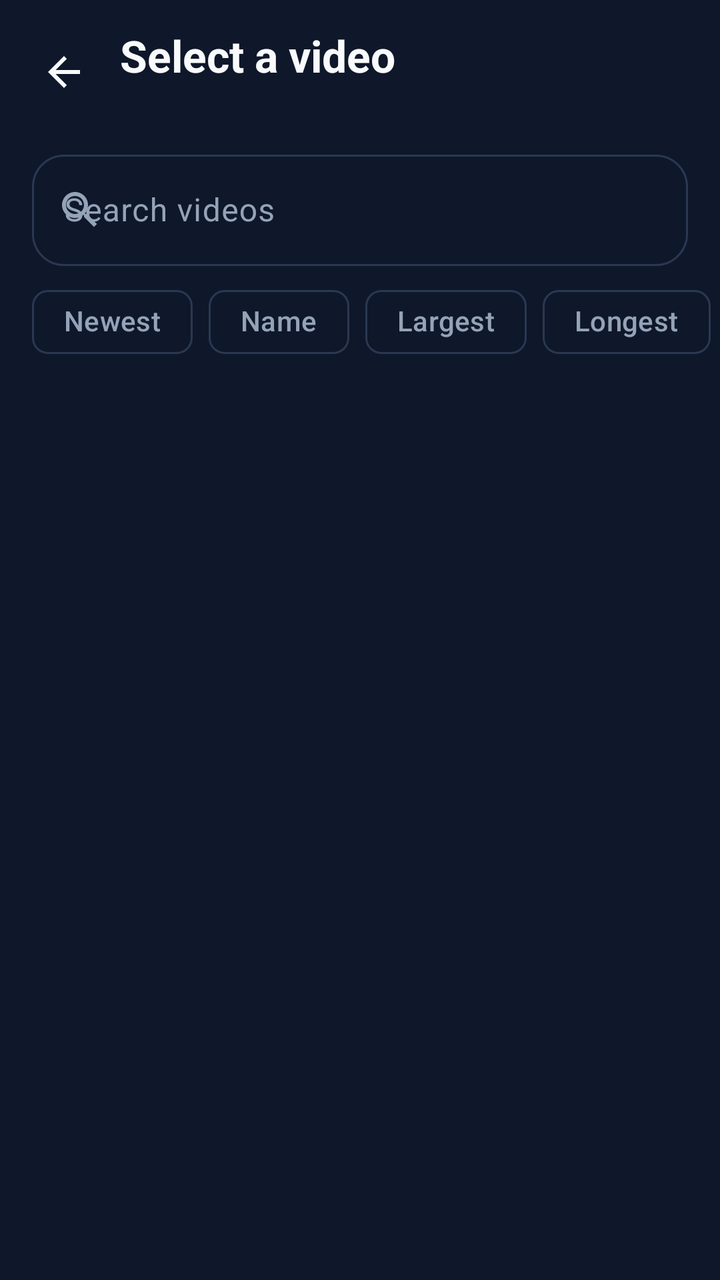
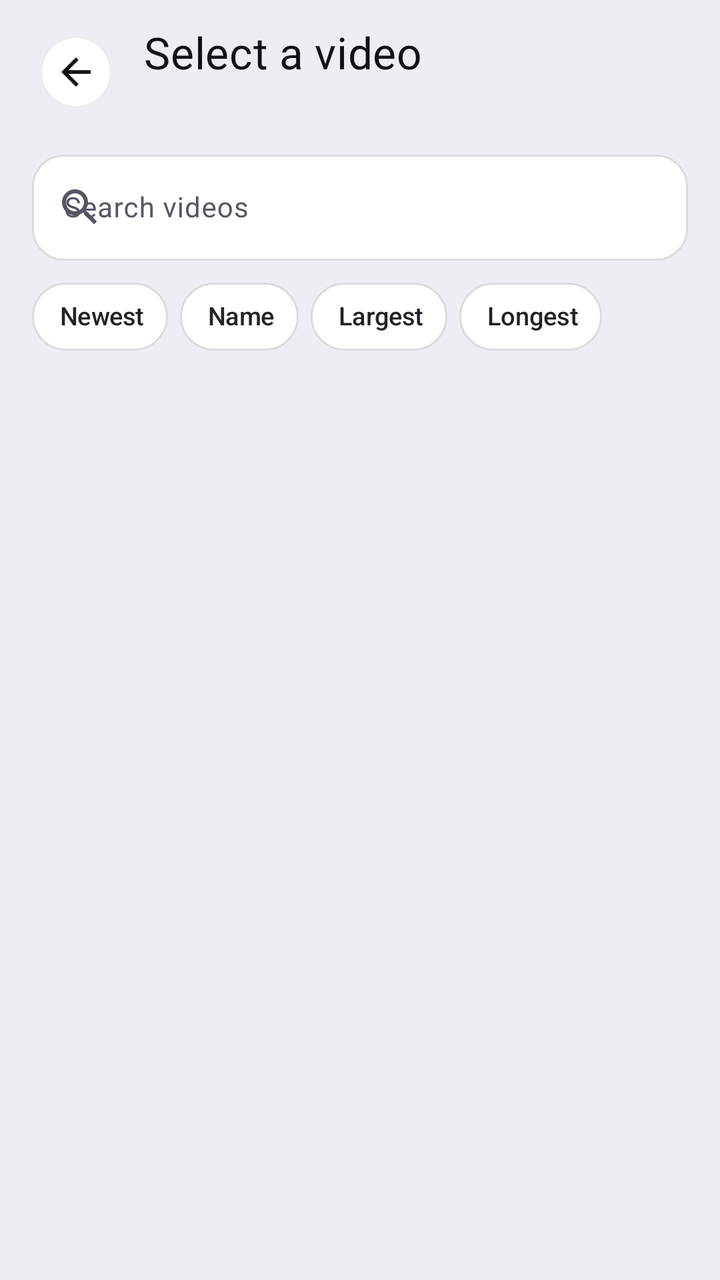

The first picture is an Android layout as it rendered before a commit; the second is the same layout after the commit. The layout source and the unified diff follow.
<!-- AndroidManifest.xml: application theme Theme.SDR2HDR -->
<!-- res/layout/activity_video_list.xml -->
<?xml version="1.0" encoding="utf-8"?>
<LinearLayout xmlns:android="http://schemas.android.com/apk/res/android"
    xmlns:app="http://schemas.android.com/apk/res-auto"
    android:layout_width="match_parent"
    android:layout_height="match_parent"
    android:background="@color/bg_dark"
    android:orientation="vertical">

    
    <LinearLayout
        android:layout_width="match_parent"
        android:layout_height="wrap_content"
        android:gravity="center_vertical"
        android:orientation="horizontal"
        android:paddingStart="8dp"
        android:paddingTop="12dp"
        android:paddingEnd="20dp"
        android:paddingBottom="4dp">

        <com.google.android.material.button.MaterialButton
            android:id="@+id/btn_back"
            style="@style/Widget.Material3.Button.IconButton"
            android:layout_width="48dp"
            android:layout_height="48dp"
            android:contentDescription="Back"
            app:icon="@drawable/ic_arrow_back"
            app:iconGravity="textStart"
            app:iconPadding="0dp"
            app:iconSize="24dp"
            app:iconTint="@color/white" />

        <LinearLayout
            android:layout_width="0dp"
            android:layout_height="wrap_content"
            android:layout_marginStart="4dp"
            android:layout_weight="1"
            android:orientation="vertical">

            <TextView
                android:id="@+id/text_title"
                android:layout_width="match_parent"
                android:layout_height="wrap_content"
                android:text="Select a video"
                android:textColor="@color/white"
                android:textSize="22sp"
                android:textStyle="bold" />

            <TextView
                android:id="@+id/text_folder_path"
                android:layout_width="match_parent"
                android:layout_height="wrap_content"
                android:ellipsize="middle"
                android:maxLines="1"
                android:textColor="@color/gray"
                android:textSize="12sp" />
        </LinearLayout>
    </LinearLayout>

    
    <com.google.android.material.textfield.TextInputLayout
        style="@style/Widget.Material3.TextInputLayout.OutlinedBox"
        android:layout_width="match_parent"
        android:layout_height="wrap_content"
        android:layout_marginStart="16dp"
        android:layout_marginTop="8dp"
        android:layout_marginEnd="16dp"
        android:hint="Search videos"
        app:boxCornerRadiusBottomEnd="16dp"
        app:boxCornerRadiusBottomStart="16dp"
        app:boxCornerRadiusTopEnd="16dp"
        app:boxCornerRadiusTopStart="16dp"
        app:endIconMode="clear_text"
        app:startIconDrawable="@drawable/ic_search">

        <com.google.android.material.textfield.TextInputEditText
            android:id="@+id/input_search"
            android:layout_width="match_parent"
            android:layout_height="wrap_content"
            android:imeOptions="actionSearch"
            android:inputType="text"
            android:maxLines="1"
            android:textColor="@color/white" />
    </com.google.android.material.textfield.TextInputLayout>

    
    <HorizontalScrollView
        android:layout_width="match_parent"
        android:layout_height="wrap_content"
        android:scrollbars="none">

        <com.google.android.material.chip.ChipGroup
            android:id="@+id/group_sort"
            android:layout_width="wrap_content"
            android:layout_height="wrap_content"
            android:paddingStart="16dp"
            android:paddingTop="4dp"
            android:paddingEnd="16dp"
            app:selectionRequired="true"
            app:singleLine="true"
            app:singleSelection="true">

            <com.google.android.material.chip.Chip
                android:id="@+id/sort_newest"
                style="@style/Widget.Material3.Chip.Filter"
                android:layout_width="wrap_content"
                android:layout_height="wrap_content"
                android:text="Newest" />

            <com.google.android.material.chip.Chip
                android:id="@+id/sort_name"
                style="@style/Widget.Material3.Chip.Filter"
                android:layout_width="wrap_content"
                android:layout_height="wrap_content"
                android:text="Name" />

            <com.google.android.material.chip.Chip
                android:id="@+id/sort_size"
                style="@style/Widget.Material3.Chip.Filter"
                android:layout_width="wrap_content"
                android:layout_height="wrap_content"
                android:text="Largest" />

            <com.google.android.material.chip.Chip
                android:id="@+id/sort_duration"
                style="@style/Widget.Material3.Chip.Filter"
                android:layout_width="wrap_content"
                android:layout_height="wrap_content"
                android:text="Longest" />
        </com.google.android.material.chip.ChipGroup>
    </HorizontalScrollView>

    <TextView
        android:id="@+id/text_count"
        android:layout_width="match_parent"
        android:layout_height="wrap_content"
        android:paddingStart="24dp"
        android:paddingTop="6dp"
        android:paddingEnd="24dp"
        android:paddingBottom="2dp"
        android:textColor="@color/gray"
        android:textSize="12sp" />

    <com.google.android.material.progressindicator.LinearProgressIndicator
        android:id="@+id/load_progress"
        android:layout_width="match_parent"
        android:layout_height="wrap_content"
        android:layout_marginStart="24dp"
        android:layout_marginEnd="24dp"
        android:indeterminate="true"
        android:visibility="gone"
        app:indicatorColor="@color/cyan"
        app:trackColor="@color/outline" />

    <TextView
        android:id="@+id/empty_videos"
        android:layout_width="match_parent"
        android:layout_height="wrap_content"
        android:gravity="center"
        android:padding="32dp"
        android:text="No valid videos found."
        android:textColor="@color/gray"
        android:textSize="14sp"
        android:visibility="gone" />

    <androidx.recyclerview.widget.RecyclerView
        android:id="@+id/recycler_videos"
        android:layout_width="match_parent"
        android:layout_height="0dp"
        android:layout_weight="1"
        android:clipToPadding="false"
        android:paddingStart="16dp"
        android:paddingEnd="16dp"
        android:paddingBottom="16dp" />
</LinearLayout>
<!-- resources referenced by this layout -->
<resources>
  <color name="bg_dark">#0F172A</color>
  <color name="cyan">#38BDF8</color>
  <color name="gray">#94A3B8</color>
  <color name="outline">#2A3852</color>
  <color name="white">#F8FAFC</color>
  <style name="Theme.SDR2HDR" parent="Theme.Material3.Dark.NoActionBar">
          <item name="colorPrimary">@color/cyan</item>
          <item name="colorOnPrimary">@color/bg_dark</item>
          <item name="colorPrimaryContainer">@color/primary_container</item>
          <item name="colorOnPrimaryContainer">@color/cyan_light</item>
          <item name="colorSecondary">@color/yellow</item>
          <item name="colorOnSecondary">@color/bg_dark</item>
          <item name="colorSecondaryContainer">@color/primary_container</item>
          <item name="colorOnSecondaryContainer">@color/cyan_light</item>
          <item name="colorTertiary">@color/green</item>
          <item name="colorError">@color/alert</item>
          <item name="colorErrorContainer">@color/alert_container</item>
          <item name="colorOnErrorContainer">@color/alert_light</item>
          <item name="colorSurface">@color/bg_dark</item>
          <item name="colorOnSurface">@color/white</item>
          <item name="colorSurfaceVariant">@color/bg_panel</item>
          <item name="colorOnSurfaceVariant">@color/gray</item>
          <item name="colorOutline">@color/outline</item>
          <item name="colorOutlineVariant">@color/outline</item>
          <item name="android:windowBackground">@color/bg_dark</item>
          <item name="android:statusBarColor">@color/bg_dark</item>
          <item name="android:navigationBarColor">@color/bg_dark</item>
          <item name="android:textColorHint">@color/gray</item>
      </style>
  <color name="primary_container">#0C4A6E</color>
  <color name="cyan_light">#7DD3FC</color>
  <color name="yellow">#FACC15</color>
  <color name="green">#4ADE80</color>
  <color name="alert">#F43F5E</color>
  <color name="alert_container">#4C1224</color>
  <color name="alert_light">#FDA4AF</color>
  <color name="bg_panel">#1E293B</color>
  <!-- unchanged entries left out for length: 2 -->
</resources>

<!-- the commit's change to res/layout/activity_video_list.xml (unified diff, before → after) -->
@@ -3,7 +3,7 @@
     xmlns:app="http://schemas.android.com/apk/res-auto"
     android:layout_width="match_parent"
     android:layout_height="match_parent"
-    android:background="@color/bg_dark"
+    android:background="@color/bg"
     android:orientation="vertical">
 
     
@@ -12,63 +12,55 @@
         android:layout_height="wrap_content"
         android:gravity="center_vertical"
         android:orientation="horizontal"
-        android:paddingStart="8dp"
-        android:paddingTop="12dp"
+        android:paddingStart="16dp"
+        android:paddingTop="14dp"
         android:paddingEnd="20dp"
-        android:paddingBottom="4dp">
+        android:paddingBottom="6dp">
 
         <com.google.android.material.button.MaterialButton
             android:id="@+id/btn_back"
-            style="@style/Widget.Material3.Button.IconButton"
-            android:layout_width="48dp"
-            android:layout_height="48dp"
+            style="@style/Widget.SDR2HDR.Button.Back"
+            android:layout_width="44dp"
+            android:layout_height="44dp"
             android:contentDescription="Back"
-            app:icon="@drawable/ic_arrow_back"
-            app:iconGravity="textStart"
-            app:iconPadding="0dp"
-            app:iconSize="24dp"
-            app:iconTint="@color/white" />
+            app:icon="@drawable/ic_arrow_back" />
 
         <LinearLayout
             android:layout_width="0dp"
             android:layout_height="wrap_content"
-            android:layout_marginStart="4dp"
+            android:layout_marginStart="12dp"
             android:layout_weight="1"
             android:orientation="vertical">
 
             <TextView
                 android:id="@+id/text_title"
+                style="@style/Text.Display"
                 android:layout_width="match_parent"
                 android:layout_height="wrap_content"
                 android:text="Select a video"
-                android:textColor="@color/white"
-                android:textSize="22sp"
-                android:textStyle="bold" />
+                android:textSize="22sp" />
 
             <TextView
                 android:id="@+id/text_folder_path"
+                style="@style/Text.MonoDim"
                 android:layout_width="match_parent"
                 android:layout_height="wrap_content"
+                android:layout_marginTop="3dp"
                 android:ellipsize="middle"
                 android:maxLines="1"
-                android:textColor="@color/gray"
-                android:textSize="12sp" />
+                android:textSize="11sp" />
         </LinearLayout>
     </LinearLayout>
 
     
     <com.google.android.material.textfield.TextInputLayout
-        style="@style/Widget.Material3.TextInputLayout.OutlinedBox"
+        style="@style/Widget.SDR2HDR.Field"
         android:layout_width="match_parent"
         android:layout_height="wrap_content"
         android:layout_marginStart="16dp"
         android:layout_marginTop="8dp"
         android:layout_marginEnd="16dp"
         android:hint="Search videos"
-        app:boxCornerRadiusBottomEnd="16dp"
-        app:boxCornerRadiusBottomStart="16dp"
-        app:boxCornerRadiusTopEnd="16dp"
-        app:boxCornerRadiusTopStart="16dp"
         app:endIconMode="clear_text"
         app:startIconDrawable="@drawable/ic_search">
 
@@ -79,7 +71,8 @@
             android:imeOptions="actionSearch"
             android:inputType="text"
             android:maxLines="1"
-            android:textColor="@color/white" />
+            android:textColor="@color/text"
+            android:textSize="14sp" />
     </com.google.android.material.textfield.TextInputLayout>
 
     
@@ -95,34 +88,35 @@
             android:paddingStart="16dp"
             android:paddingTop="4dp"
             android:paddingEnd="16dp"
+            app:chipSpacingHorizontal="6dp"
             app:selectionRequired="true"
             app:singleLine="true"
             app:singleSelection="true">
 
             <com.google.android.material.chip.Chip
                 android:id="@+id/sort_newest"
-                style="@style/Widget.Material3.Chip.Filter"
+                style="@style/Widget.SDR2HDR.Pill"
                 android:layout_width="wrap_content"
                 android:layout_height="wrap_content"
                 android:text="Newest" />
 
             <com.google.android.material.chip.Chip
                 android:id="@+id/sort_name"
-                style="@style/Widget.Material3.Chip.Filter"
+                style="@style/Widget.SDR2HDR.Pill"
                 android:layout_width="wrap_content"
                 android:layout_height="wrap_content"
                 android:text="Name" />
 
             <com.google.android.material.chip.Chip
                 android:id="@+id/sort_size"
-                style="@style/Widget.Material3.Chip.Filter"
+                style="@style/Widget.SDR2HDR.Pill"
                 android:layout_width="wrap_content"
                 android:layout_height="wrap_content"
                 android:text="Largest" />
 
             <com.google.android.material.chip.Chip
                 android:id="@+id/sort_duration"
-                style="@style/Widget.Material3.Chip.Filter"
+                style="@style/Widget.SDR2HDR.Pill"
                 android:layout_width="wrap_content"
                 android:layout_height="wrap_content"
                 android:text="Longest" />
@@ -131,14 +125,13 @@
 
     <TextView
         android:id="@+id/text_count"
+        style="@style/Text.Section"
         android:layout_width="match_parent"
         android:layout_height="wrap_content"
         android:paddingStart="24dp"
-        android:paddingTop="6dp"
+        android:paddingTop="10dp"
         android:paddingEnd="24dp"
-        android:paddingBottom="2dp"
-        android:textColor="@color/gray"
-        android:textSize="12sp" />
+        android:paddingBottom="2dp" />
 
     <com.google.android.material.progressindicator.LinearProgressIndicator
         android:id="@+id/load_progress"
@@ -148,8 +141,10 @@
         android:layout_marginEnd="24dp"
         android:indeterminate="true"
         android:visibility="gone"
-        app:indicatorColor="@color/cyan"
-        app:trackColor="@color/outline" />
+        app:indicatorColor="@color/blue"
+        app:trackColor="@color/track_bg"
+        app:trackCornerRadius="2dp"
+        app:trackThickness="4dp" />
 
     <TextView
         android:id="@+id/empty_videos"
@@ -158,8 +153,8 @@
         android:gravity="center"
         android:padding="32dp"
         android:text="No valid videos found."
-        android:textColor="@color/gray"
-        android:textSize="14sp"
+        android:textColor="@color/text_dim"
+        android:textSize="13sp"
         android:visibility="gone" />
 
     <androidx.recyclerview.widget.RecyclerView
<!-- resource entries referenced after the edit -->
@@ -1,42 +1,95 @@
 <!-- resources referenced by this layout -->
 <resources>
-  <color name="bg_dark">#0F172A</color>
-  <color name="cyan">#38BDF8</color>
-  <color name="gray">#94A3B8</color>
-  <color name="outline">#2A3852</color>
-  <color name="white">#F8FAFC</color>
-  <style name="Theme.SDR2HDR" parent="Theme.Material3.Dark.NoActionBar">
-          <item name="colorPrimary">@color/cyan</item>
-          <item name="colorOnPrimary">@color/bg_dark</item>
-          <item name="colorPrimaryContainer">@color/primary_container</item>
-          <item name="colorOnPrimaryContainer">@color/cyan_light</item>
-          <item name="colorSecondary">@color/yellow</item>
-          <item name="colorOnSecondary">@color/bg_dark</item>
-          <item name="colorSecondaryContainer">@color/primary_container</item>
-          <item name="colorOnSecondaryContainer">@color/cyan_light</item>
+  <color name="bg">#ECEEF4</color>
+  <color name="blue">#1C75FD</color>
+  <color name="text">#111116</color>
+  <color name="text_dim">#545763</color>
+  <color name="track_bg">#14000000</color>
+  <style name="Text.Display" parent="">
+          <item name="android:fontFamily">@font/titan_one</item>
+          <item name="android:textColor">@color/text</item>
+          <item name="android:letterSpacing">0.01</item>
+          <item name="android:includeFontPadding">false</item>
+      </style>
+  <style name="Text.MonoDim" parent="">
+          <item name="android:fontFamily">@font/dm_mono_regular</item>
+          <item name="android:textColor">@color/text_dim</item>
+      </style>
+  <style name="Text.Section" parent="">
+          <item name="android:textColor">@color/text_dim</item>
+          <item name="android:textSize">11sp</item>
+          <item name="android:textStyle">bold</item>
+          <item name="android:letterSpacing">0.08</item>
+          <item name="android:textAllCaps">true</item>
+      </style>
+  <style name="Widget.SDR2HDR.Button.Back" parent="Widget.Material3.Button.IconButton">
+          <item name="backgroundTint">@color/surface</item>
+          <item name="cornerRadius">22dp</item>
+          <item name="strokeColor">@color/border</item>
+          <item name="strokeWidth">1dp</item>
+          <item name="iconTint">@color/text</item>
+          <item name="iconGravity">textStart</item>
+          <item name="iconPadding">0dp</item>
+          <item name="iconSize">22dp</item>
+      </style>
+  <style name="Widget.SDR2HDR.Field" parent="Widget.Material3.TextInputLayout.OutlinedBox">
+          <item name="boxStrokeColor">@color/box_stroke</item>
+          <item name="boxBackgroundColor">@color/surface</item>
+          <item name="hintTextColor">@color/blue</item>
+          <item name="startIconTint">@color/text_dim</item>
+          <item name="endIconTint">@color/text_dim</item>
+          <item name="boxCornerRadiusTopStart">16dp</item>
+          <item name="boxCornerRadiusTopEnd">16dp</item>
+          <item name="boxCornerRadiusBottomStart">16dp</item>
+          <item name="boxCornerRadiusBottomEnd">16dp</item>
+      </style>
+  <style name="Widget.SDR2HDR.Pill" parent="Widget.Material3.Chip.Filter">
+          <item name="chipBackgroundColor">@color/pill_bg</item>
+          <item name="chipStrokeColor">@color/pill_stroke</item>
+          <item name="chipStrokeWidth">1dp</item>
+          <item name="chipCornerRadius">25dp</item>
+          <item name="chipMinHeight">34dp</item>
+          <item name="chipStartPadding">6dp</item>
+          <item name="chipEndPadding">6dp</item>
+          <item name="checkedIconVisible">false</item>
+          <item name="android:textSize">12.5sp</item>
+          <item name="android:textColor">@color/pill_text</item>
+          <item name="rippleColor">@color/blue_light</item>
+      </style>
+  <color name="white">#FFFFFF</color>
+  <style name="Theme.SDR2HDR" parent="Theme.Material3.DayNight.NoActionBar">
+          <item name="colorPrimary">@color/blue</item>
+          <item name="colorOnPrimary">@color/white</item>
+          <item name="colorPrimaryContainer">@color/blue_light</item>
+          <item name="colorOnPrimaryContainer">@color/blue</item>
+          <item name="colorSecondary">@color/blue</item>
+          <item name="colorOnSecondary">@color/white</item>
+          <item name="colorSecondaryContainer">@color/blue_light</item>
+          <item name="colorOnSecondaryContainer">@color/blue</item>
           <item name="colorTertiary">@color/green</item>
-          <item name="colorError">@color/alert</item>
-          <item name="colorErrorContainer">@color/alert_container</item>
-          <item name="colorOnErrorContainer">@color/alert_light</item>
-          <item name="colorSurface">@color/bg_dark</item>
-          <item name="colorOnSurface">@color/white</item>
-          <item name="colorSurfaceVariant">@color/bg_panel</item>
-          <item name="colorOnSurfaceVariant">@color/gray</item>
-          <item name="colorOutline">@color/outline</item>
-          <item name="colorOutlineVariant">@color/outline</item>
-          <item name="android:windowBackground">@color/bg_dark</item>
-          <item name="android:statusBarColor">@color/bg_dark</item>
-          <item name="android:navigationBarColor">@color/bg_dark</item>
-          <item name="android:textColorHint">@color/gray</item>
+          <item name="colorError">@color/red</item>
+          <item name="colorSurface">@color/surface</item>
+          <item name="colorOnSurface">@color/text</item>
+          <item name="colorSurfaceVariant">@color/surface2</item>
+          <item name="colorOnSurfaceVariant">@color/text_dim</item>
+          <item name="colorSurfaceContainerHigh">@color/surface</item>
+          <item name="colorOutline">@color/border_md</item>
+          <item name="colorOutlineVariant">@color/border</item>
+          <item name="android:colorBackground">@color/bg</item>
+          <item name="android:windowBackground">@color/bg</item>
+          <item name="android:statusBarColor">@color/bg</item>
+          <item name="android:navigationBarColor">@color/bg</item>
+          <item name="android:windowLightStatusBar">@bool/light_bars</item>
+          <item name="android:windowLightNavigationBar">@bool/light_bars</item>
+          <item name="android:textColorHint">@color/text_dim</item>
       </style>
-  <color name="primary_container">#0C4A6E</color>
-  <color name="cyan_light">#7DD3FC</color>
-  <color name="yellow">#FACC15</color>
-  <color name="green">#4ADE80</color>
-  <color name="alert">#F43F5E</color>
-  <color name="alert_container">#4C1224</color>
-  <color name="alert_light">#FDA4AF</color>
-  <color name="bg_panel">#1E293B</color>
+  <color name="surface">#FFFFFF</color>
+  <color name="border">#14000000</color>
+  <color name="blue_light">#E8F2FF</color>
+  <color name="green">#34C759</color>
+  <color name="red">#EB3741</color>
+  <color name="surface2">#F7F8FC</color>
+  <color name="border_md">#24000000</color>
   <!-- unchanged entries left out for length: 2 -->
 </resources>
 
